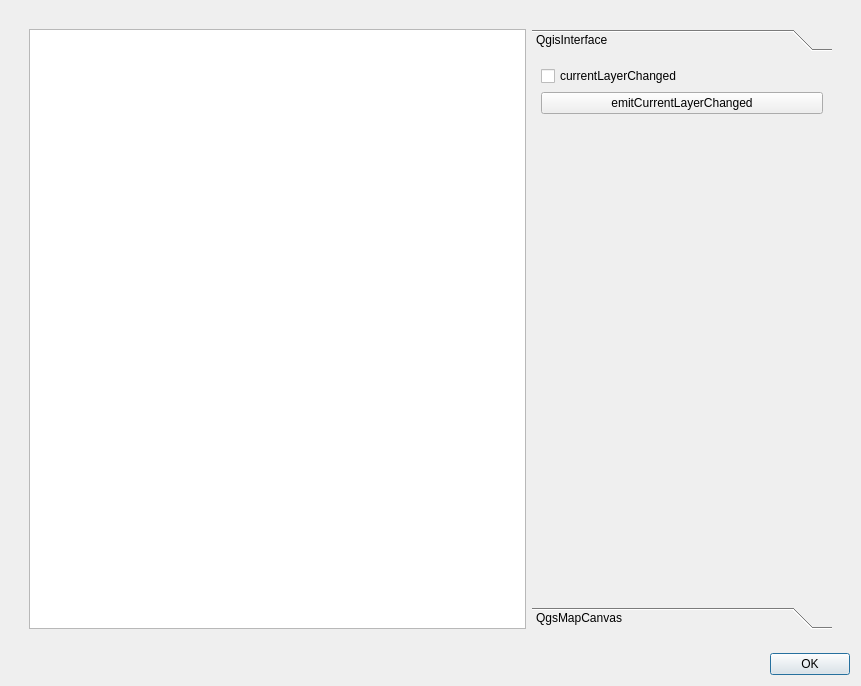
First picture: the form in examples/foss4g2011_example3/ui_foss4g2011_example3.ui, repository cugos/qgisworkshop_org, before the edit.
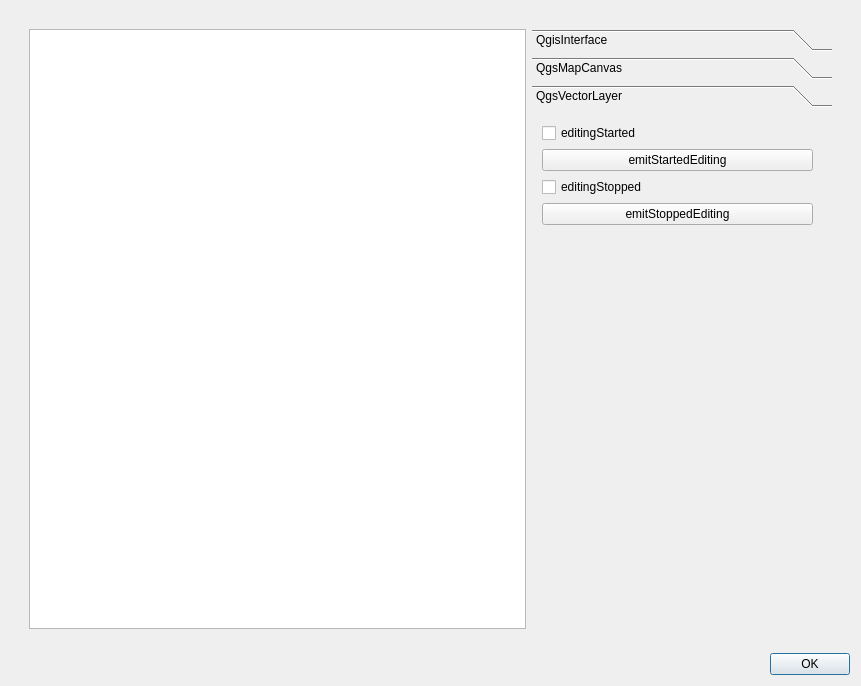
Second picture: the form after the edit.

Commit message: Added QgsVectorLayer Toolbox with examples of listeners and emitters (check out that compound conditional racicot - Yah), also made it so gitignore won't list resources and other compiled Python modules

Patch:
```diff
--- a/examples/foss4g2011_example3/ui_foss4g2011_example3.ui
+++ b/examples/foss4g2011_example3/ui_foss4g2011_example3.ui
@@ -36,15 +36,15 @@
                 </size>
                </property>
                <property name="currentIndex">
-                <number>0</number>
+                <number>2</number>
                </property>
                <widget class="QWidget" name="page">
                 <property name="geometry">
                  <rect>
                   <x>0</x>
                   <y>0</y>
-                  <width>300</width>
-                  <height>533</height>
+                  <width>216</width>
+                  <height>81</height>
                  </rect>
                 </property>
                 <attribute name="label">
@@ -130,6 +130,72 @@
                  </item>
                 </layout>
                </widget>
+               <widget class="QWidget" name="page_3">
+                <property name="geometry">
+                 <rect>
+                  <x>0</x>
+                  <y>0</y>
+                  <width>300</width>
+                  <height>502</height>
+                 </rect>
+                </property>
+                <attribute name="label">
+                 <string>QgsVectorLayer</string>
+                </attribute>
+                <widget class="QWidget" name="verticalLayoutWidget">
+                 <property name="geometry">
+                  <rect>
+                   <x>10</x>
+                   <y>10</y>
+                   <width>271</width>
+                   <height>481</height>
+                  </rect>
+                 </property>
+                 <layout class="QVBoxLayout" name="verticalLayout_3">
+                  <item>
+                   <widget class="QCheckBox" name="editingStartedCheckBox">
+                    <property name="text">
+                     <string>editingStarted</string>
+                    </property>
+                   </widget>
+                  </item>
+                  <item>
+                   <widget class="QPushButton" name="emitStartedEditingBtn">
+                    <property name="text">
+                     <string>emitStartedEditing</string>
+                    </property>
+                   </widget>
+                  </item>
+                  <item>
+                   <widget class="QCheckBox" name="editingStoppedCheckBox">
+                    <property name="text">
+                     <string>editingStopped</string>
+                    </property>
+                   </widget>
+                  </item>
+                  <item>
+                   <widget class="QPushButton" name="emitStoppedEditingBtn">
+                    <property name="text">
+                     <string>emitStoppedEditing</string>
+                    </property>
+                   </widget>
+                  </item>
+                  <item>
+                   <spacer name="verticalSpacer_3">
+                    <property name="orientation">
+                     <enum>Qt::Vertical</enum>
+                    </property>
+                    <property name="sizeHint" stdset="0">
+                     <size>
+                      <width>20</width>
+                      <height>40</height>
+                     </size>
+                    </property>
+                   </spacer>
+                  </item>
+                 </layout>
+                </widget>
+               </widget>
               </widget>
              </item>
             </layout>
```
Left out of the diff: 2 changed lines with no effect on the pictures. The commit also changes 2 other files.
